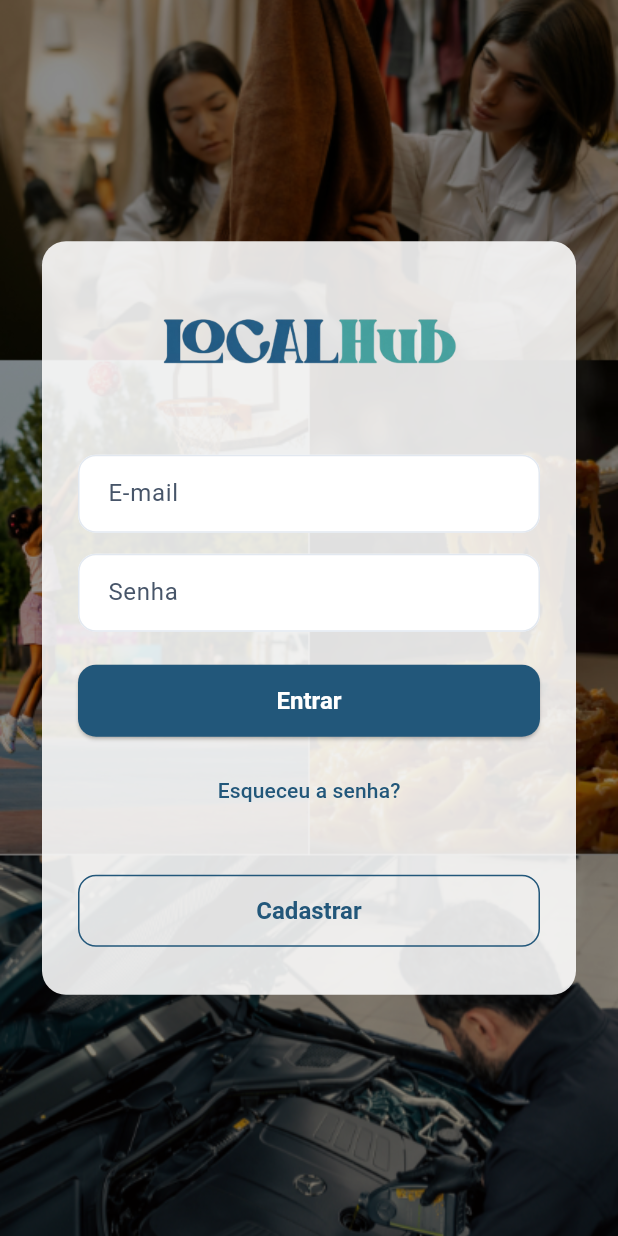
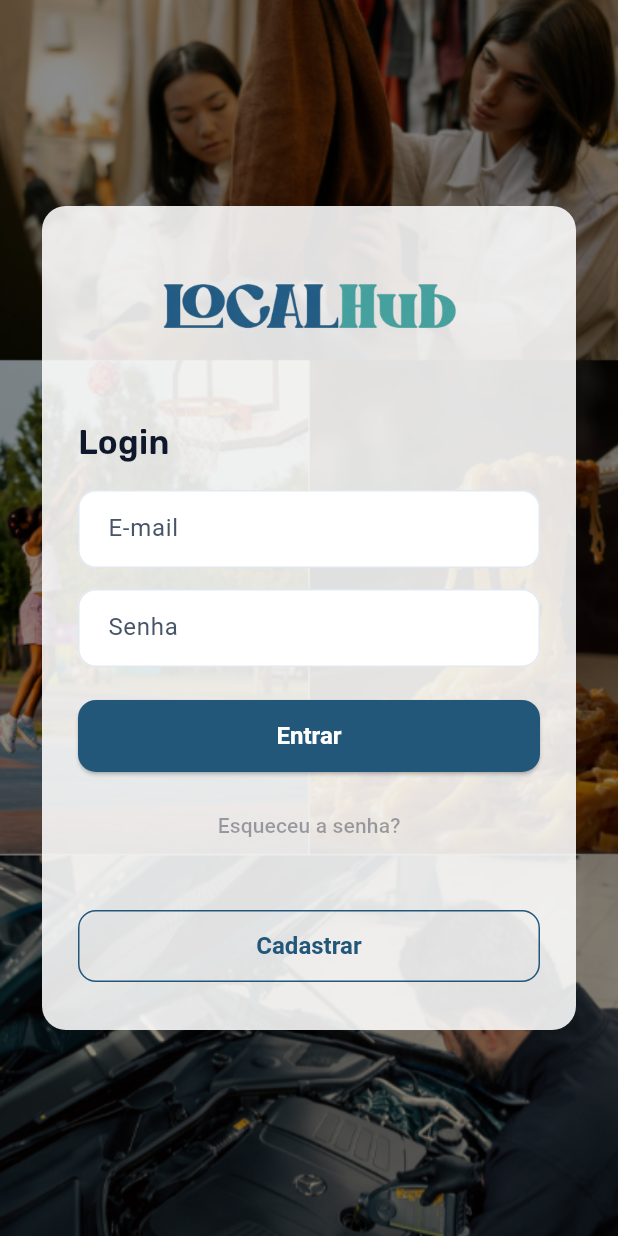
Before and after one commit to JSangaleti/LocalHub_Front-end, a Flutter app: the screen it shows after launch, on a phone screen of 412 x 824 dp. Run offline on Flutter 3.47's test engine with Material 3 defaults, Android fonts, the phone set to English and light mode, and no system bars; our stand-ins replace google_fonts.

Commit message:
fix: ajuste de código

```diff
--- a/lib/screens/auth/login_screen.dart
+++ b/lib/screens/auth/login_screen.dart
@@ -41,12 +41,24 @@ class _LoginScreenState extends State<LoginScreen> {
   Future<void> _handleLogin() async {
     if (_isLoading) return;
 
+    final email = _emailController.text.trim();
+    final password = _passwordController.text;
+
+    if (email.isEmpty || password.isEmpty) {
+      ScaffoldMessenger.of(context).showSnackBar(
+        const SnackBar(
+          content: Text('Preencha e-mail e senha.'),
+        ),
+      );
+      return;
+    }
+
     setState(() => _isLoading = true);
 
     try {
       final user = await _authService.login(
-        email: _emailController.text.trim(),
-        password: _passwordController.text,
+        email: email,
+        password: password,
       );
 
       if (!mounted) return;
@@ -70,7 +82,9 @@ class _LoginScreenState extends State<LoginScreen> {
       if (!mounted) return;
 
       ScaffoldMessenger.of(context).showSnackBar(
-        const SnackBar(content: Text('Não foi possível realizar o login.')),
+        const SnackBar(
+          content: Text('Não foi possível realizar o login.'),
+        ),
       );
     } finally {
       if (mounted) {
@@ -92,18 +106,17 @@ class _LoginScreenState extends State<LoginScreen> {
           final isLargeScreen = constraints.maxWidth >= 700;
 
           if (isLargeScreen) {
-            return _buildLargeLayout(context);
+            return _buildLargeLayout();
           }
 
-          return _buildMobileLayout(context);
+          return _buildMobileLayout();
         },
       ),
     );
   }
 
-  Widget _buildLargeLayout(BuildContext context) {
-  return Scaffold(
-    body: Stack(
+  Widget _buildLargeLayout() {
+    return Stack(
       children: [
         Positioned.fill(
           child: Image.asset(
@@ -132,72 +145,25 @@ class _LoginScreenState extends State<LoginScreen> {
                   color: AppColors.surface.withOpacity(0.88),
                   borderRadius: BorderRadius.circular(14),
                 ),
-                child: Column(
-                  mainAxisSize: MainAxisSize.min,
-                  children: [
-                    Image.asset(
-                      'assets/images/logo_localhub.png',
-                      width: 220,
-                      fit: BoxFit.contain,
-                    ),
-
-                    const SizedBox(height: 36),
-
-                    CustomTextField(
-                      label: 'E-mail',
-                      controller: _emailController,
-                    ),
-
-                    const SizedBox(height: 14),
-
-                    CustomTextField(
-                      label: 'Senha',
-                      controller: _passwordController,
-                      obscureText: true,
-                    ),
-
-                    const SizedBox(height: 22),
-
-                    CustomButton(
-                      text: 'Entrar',
+                child: _LoginForm(
                   isLoading: _isLoading,
-                      onPressed: _handleLogin,
-                    ),
-
-                    const SizedBox(height: 12),
-
-                    TextButton(
-                      onPressed: _isLoading ? null : () {},
-                      child: const Text('Esqueceu a senha?'),
-                    ),
-
-                    const SizedBox(height: 28),
-
-                    OutlinedButton(
-                      onPressed: _isLoading
-                          ? null
-                          : () {
-                              Navigator.pushNamed(
-                                context,
-                                AppRoutes.register,
-                              );
-                            },
-                      child: const Text('Cadastrar'),
-                    ),
-                  ],
+                  compact: false,
+                  logoWidth: 220,
+                  emailController: _emailController,
+                  passwordController: _passwordController,
+                  onLogin: _handleLogin,
+                  onRegister: _goToRegister,
                 ),
               ),
             ),
           ),
         ),
       ],
-    ),
     );
   }
 
-  Widget _buildMobileLayout(BuildContext context) {
-  return Scaffold(
-    body: Stack(
+  Widget _buildMobileLayout() {
+    return Stack(
       children: [
         Positioned.fill(
           child: Image.asset(
@@ -215,7 +181,10 @@ class _LoginScreenState extends State<LoginScreen> {
         SafeArea(
           child: Center(
             child: SingleChildScrollView(
-              padding: const EdgeInsets.symmetric(horizontal: 28, vertical: 24),
+              padding: const EdgeInsets.symmetric(
+                horizontal: 28,
+                vertical: 24,
+              ),
               child: Container(
                 width: double.infinity,
                 padding: const EdgeInsets.symmetric(
@@ -226,73 +195,20 @@ class _LoginScreenState extends State<LoginScreen> {
                   color: AppColors.surface.withOpacity(0.88),
                   borderRadius: BorderRadius.circular(16),
                 ),
-                child: Column(
-                  mainAxisSize: MainAxisSize.min,
-                  children: [
-                    Image.asset(
-                      'assets/images/logo_localhub.png',
-                      width: 210,
-                      fit: BoxFit.contain,
-                    ),
-
-                    const SizedBox(height: 40),
-
-                    CustomTextField(
-                      label: 'E-mail',
-                      controller: _emailController,
-                    ),
-
-                    const SizedBox(height: 14),
-
-                    CustomTextField(
-                      label: 'Senha',
-                      controller: _passwordController,
-                      obscureText: true,
-                    ),
-
-                    const SizedBox(height: 22),
-
-                    CustomButton(
-                      text: 'Entrar',
+                child: _LoginForm(
                   isLoading: _isLoading,
-                      onPressed: _handleLogin,
-                    ),
-
-                    const SizedBox(height: 12),
-
-                    TextButton(
-                      onPressed: _isLoading
-                          ? null
-                          : () {
-                              Navigator.pushNamed(
-                                context,
-                                AppRoutes.register,
-                              );
-                            },
-                      child: const Text('Esqueceu a senha?'),
-                    ),
-
-                    const SizedBox(height: 32),
-
-                    OutlinedButton(
-                      onPressed: _isLoading
-                          ? null
-                          : () {
-                              Navigator.pushNamed(
-                                context,
-                                AppRoutes.register,
-                              );
-                            },
-                      child: const Text('Cadastrar'),
-                    ),
-                  ],
+                  compact: true,
+                  logoWidth: 210,
+                  emailController: _emailController,
+                  passwordController: _passwordController,
+                  onLogin: _handleLogin,
+                  onRegister: _goToRegister,
                 ),
               ),
             ),
           ),
         ),
       ],
-    ),
     );
   }
 }
@@ -300,6 +216,7 @@ class _LoginScreenState extends State<LoginScreen> {
 class _LoginForm extends StatelessWidget {
   final bool isLoading;
   final bool compact;
+  final double logoWidth;
   final TextEditingController emailController;
   final TextEditingController passwordController;
   final VoidCallback onLogin;
@@ -311,6 +228,7 @@ class _LoginForm extends StatelessWidget {
     required this.passwordController,
     required this.onLogin,
     required this.onRegister,
+    required this.logoWidth,
     this.compact = false,
   });
 
@@ -320,17 +238,16 @@ class _LoginForm extends StatelessWidget {
       crossAxisAlignment: CrossAxisAlignment.stretch,
       mainAxisSize: MainAxisSize.min,
       children: [
-        if (!compact) ...[
-          Text(
-            'Bem-vindo ao LocalHub',
-            style: GoogleFonts.rubik(
-              fontWeight: FontWeight.w700,
-              fontSize: 40,
-              color: AppColors.textPrimary,
+        Center(
+          child: Image.asset(
+            'assets/images/logo_localhub.png',
+            width: logoWidth,
+            fit: BoxFit.contain,
           ),
         ),
-          const SizedBox(height: 48),
-        ],
+
+        SizedBox(height: compact ? 40 : 36),
+
         Text(
           'Login',
           style: GoogleFonts.rubik(
@@ -339,24 +256,39 @@ class _LoginForm extends StatelessWidget {
             color: AppColors.textPrimary,
           ),
         ),
+
         const SizedBox(height: 16),
+
         CustomTextField(
           label: 'E-mail',
           controller: emailController,
         ),
-        const SizedBox(height: 12),
+
+        const SizedBox(height: 14),
+
         CustomTextField(
           label: 'Senha',
           controller: passwordController,
           obscureText: true,
         ),
-        const SizedBox(height: 20),
+
+        const SizedBox(height: 22),
+
         CustomButton(
           text: 'Entrar',
           isLoading: isLoading,
           onPressed: onLogin,
         ),
+
         const SizedBox(height: 12),
+
+        TextButton(
+          onPressed: null,
+          child: const Text('Esqueceu a senha?'),
+        ),
+
+        SizedBox(height: compact ? 32 : 28),
+
         OutlinedButton(
           onPressed: isLoading ? null : onRegister,
           child: const Text('Cadastrar'),
```
Lines whose indentation alone changed are shown as unchanged.
